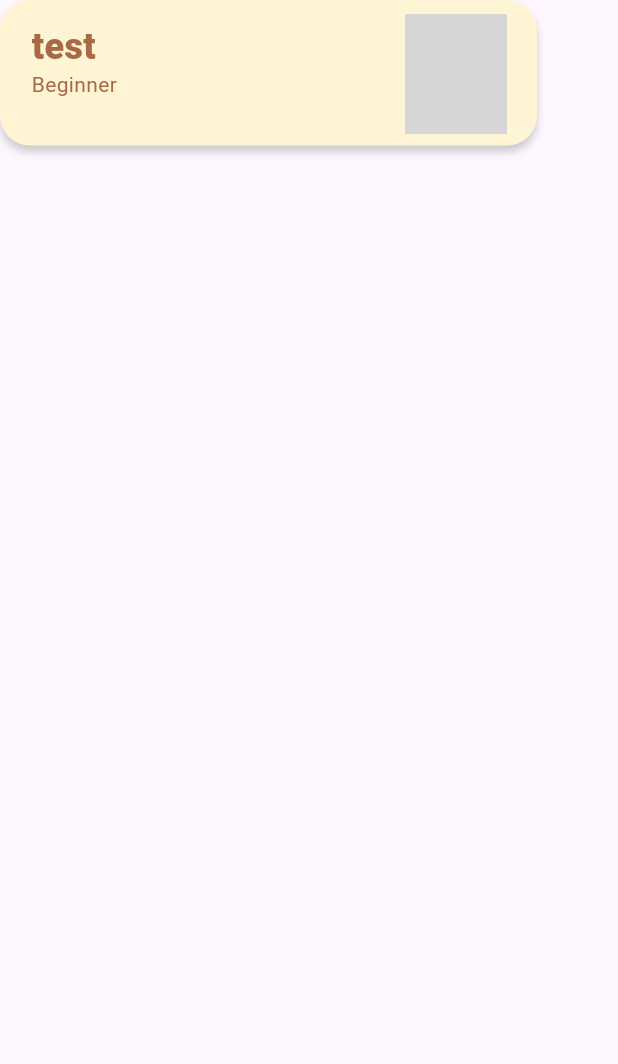
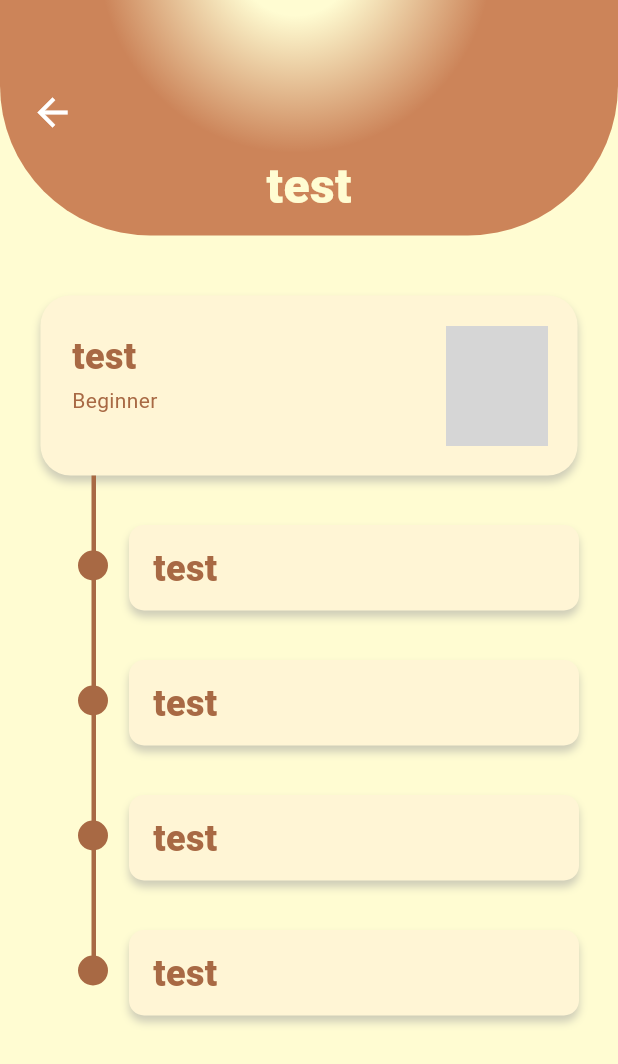
Before and after one commit to jjustmint/fingerLang, a Flutter app: the LessonCard widget shown alone on an empty page, opened directly, after a tap on "test", on a phone screen of 412 x 824 dp. Shown: the top 1064 px of the screen. Run offline on Flutter 3.47's test engine with Material 3 defaults, Android fonts, the light colour scheme and no system bars; our stand-ins replace shared_preferences; accounts and stored records are empty; network calls fail; grey boxes are pictures that could not be loaded.

Commit message:
update LessonList

```diff
--- a/frontend/lib/pages/components/lesson/LessonCard.dart
+++ b/frontend/lib/pages/components/lesson/LessonCard.dart
@@ -1,5 +1,5 @@
 import 'package:flutter/material.dart';
-import 'package:frontend/pages/home/InfoCategory.dart';
+import 'package:frontend/pages/lesson/LessonList.dart';
 
 class LessonCard extends StatelessWidget {
   String LessonName;
@@ -18,15 +18,19 @@ class LessonCard extends StatelessWidget {
   Widget build(BuildContext context) {
     return GestureDetector(
       onTap: () {
-        // Navigator.push(
-        //   context,
-        //   MaterialPageRoute(
-        //       builder: (context) => ),
-        // );
+        Navigator.push(
+          context,
+          MaterialPageRoute(
+              builder: (context) => LessonList(
+                  LessonName: LessonName,
+                  LessonImage: LessonImage,
+                  Level: Level,
+                  id: id)),
+        );
       },
       child: Container(
         //category card
-        height: 97,
+        height: 120,
         width: 358,
         decoration: BoxDecoration(
           color: Color(0xFFFFF5D5),
@@ -43,7 +47,7 @@ class LessonCard extends StatelessWidget {
         child: Stack(
           children: [
             Padding(
-              padding: const EdgeInsets.only(top: 14, left: 21, bottom: 30),
+              padding: const EdgeInsets.only(top: 24, left: 21, bottom: 30),
               child: Text(LessonName,
                   style: TextStyle(
                       fontSize: 24,
@@ -51,7 +55,7 @@ class LessonCard extends StatelessWidget {
                       color: Color(0xFFA86944))),
             ),
             Padding(
-              padding: const EdgeInsets.only(top: 46, left: 21, bottom: 30),
+              padding: const EdgeInsets.only(top: 60, left: 21, bottom: 30),
               child: Text(Level,
                   style: TextStyle(
                       fontSize: 14,
@@ -60,7 +64,7 @@ class LessonCard extends StatelessWidget {
             ),
             Padding(
               padding: const EdgeInsets.only(
-                  top: 9, left: 270, right: 20, bottom: 8),
+                  top: 20, left: 270, right: 20, bottom: 8),
               child: Image.network(
                 LessonImage,
                 width: 80,
--- /dev/null
+++ b/frontend/lib/pages/components/lesson/notClickable.dart
@@ -0,0 +1,67 @@
+import 'package:flutter/material.dart';
+import 'package:frontend/pages/home/InfoCategory.dart';
+import 'package:frontend/pages/lesson/LessonList.dart';
+
+class notClick extends StatelessWidget {
+  String LessonName;
+  String LessonImage;
+  String Level;
+  int id;
+  notClick({
+    super.key,
+    required this.LessonName,
+    required this.LessonImage,
+    required this.Level,
+    required this.id,
+  });
+
+  @override
+  Widget build(BuildContext context) {
+    return Container(
+      //category card
+      height: 120,
+      width: 358,
+      decoration: BoxDecoration(
+        color: Color(0xFFFFF5D5),
+        borderRadius: BorderRadius.circular(20),
+        boxShadow: [
+          BoxShadow(
+            color: Colors.grey.withOpacity(0.5),
+            spreadRadius: 0,
+            blurRadius: 4,
+            offset: const Offset(0, 4),
+          ),
+        ],
+      ),
+      child: Stack(
+        children: [
+          Padding(
+            padding: const EdgeInsets.only(top: 24, left: 21, bottom: 30),
+            child: Text(LessonName,
+                style: TextStyle(
+                    fontSize: 24,
+                    fontWeight: FontWeight.w800,
+                    color: Color(0xFFA86944))),
+          ),
+          Padding(
+            padding: const EdgeInsets.only(top: 60, left: 21, bottom: 30),
+            child: Text(Level,
+                style: TextStyle(
+                    fontSize: 14,
+                    fontWeight: FontWeight.w400,
+                    color: Color(0xFFA86944))),
+          ),
+          Padding(
+            padding:
+                const EdgeInsets.only(top: 20, left: 270, right: 20, bottom: 8),
+            child: Image.network(
+              LessonImage,
+              width: 80,
+              height: 80,
+            ),
+          ),
+        ],
+      ),
+    );
+  }
+}
--- /dev/null
+++ b/frontend/lib/pages/lesson/LessonList.dart
@@ -0,0 +1,124 @@
+import 'package:flutter/material.dart';
+import 'package:flutter/widgets.dart';
+import 'package:frontend/pages/components/MyAppBar.dart';
+import 'package:frontend/pages/components/lesson/notClickable.dart';
+
+class LessonList extends StatelessWidget {
+  final String LessonName;
+  final String LessonImage;
+  final String Level;
+  final int id;
+  LessonList(
+      {super.key,
+      required this.LessonName,
+      required this.LessonImage,
+      required this.Level,
+      required this.id});
+
+  @override
+  Widget build(BuildContext context) {
+    return Scaffold(
+        backgroundColor: const Color(0xFFFFFCD2),
+        body: SingleChildScrollView(
+          child: Column(
+            children: [
+              MyAppBar(Topic: LessonName),
+              SizedBox(
+                height: 40,
+              ),
+              notClick(
+                  LessonName: LessonName,
+                  LessonImage: LessonImage,
+                  Level: Level,
+                  id: id),
+              Stack(
+                children: [
+                  Padding(
+                    //line
+                    padding: const EdgeInsets.only(left: 61.0),
+                    child: Container(
+                      height: 336,
+                      width: 3,
+                      color: Color(0xFFA86944),
+                    ),
+                  ),
+                  ListView.builder(
+                      itemCount: 4,
+                      padding: const EdgeInsets.only(left: 20, right: 20),
+                      shrinkWrap: true,
+                      physics: const NeverScrollableScrollPhysics(),
+                      itemBuilder: (context, index) {
+                        return Stack(
+                          children: [
+                            Padding(
+                              padding:
+                                  const EdgeInsets.only(left: 32.0, top: 50),
+                              child: Container(
+                                height: 20,
+                                width: 20,
+                                decoration: BoxDecoration(
+                                  color: Color(0xFFA86944),
+                                  shape: BoxShape.circle,
+                                ),
+                              ),
+                            ),
+                            lessonVocabCard(
+                              Vocabulary: "test",
+                            ),
+                          ],
+                        );
+                      }),
+                ],
+              ),
+            ],
+          ),
+        ));
+  }
+}
+
+class lessonVocabCard extends StatelessWidget {
+  String Vocabulary;
+  lessonVocabCard({
+    super.key,
+    required this.Vocabulary,
+  });
+
+  @override
+  Widget build(BuildContext context) {
+    return Padding(
+      padding: const EdgeInsets.only(left: 66.0, top: 33),
+      child: Container(
+        width: 300,
+        height: 57,
+        decoration: BoxDecoration(
+          color: Color(0xFFFFF5D5),
+          borderRadius: BorderRadius.circular(10),
+          boxShadow: [
+            BoxShadow(
+              color: Colors.grey.withOpacity(0.5),
+              spreadRadius: 0,
+              blurRadius: 4,
+              offset: const Offset(0, 4),
+            ),
+          ],
+        ),
+        child: Column(
+          crossAxisAlignment: CrossAxisAlignment.start,
+          children: [
+            Padding(
+              padding: const EdgeInsets.only(left: 16.0, top: 12),
+              child: Text(
+                Vocabulary,
+                style: TextStyle(
+                  fontSize: 24,
+                  fontWeight: FontWeight.w800,
+                  color: Color(0xFFA86944),
+                ),
+              ),
+            ),
+          ],
+        ),
+      ),
+    );
+  }
+}
```
